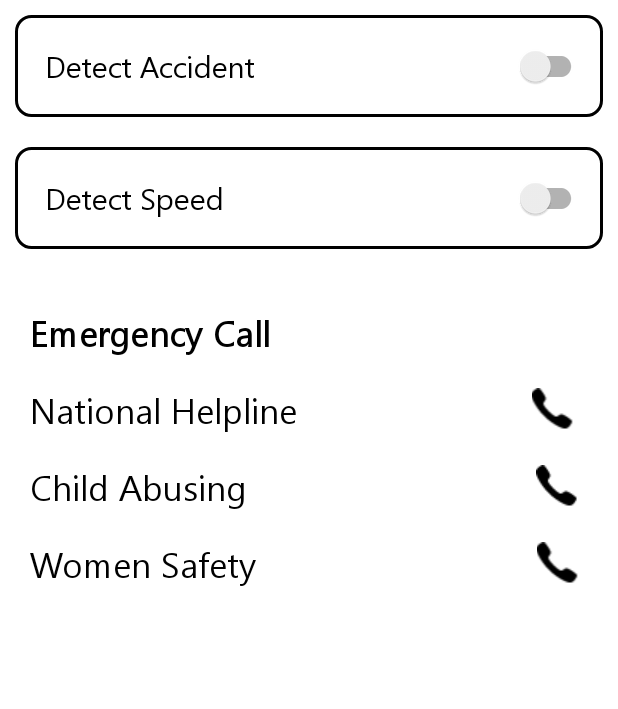
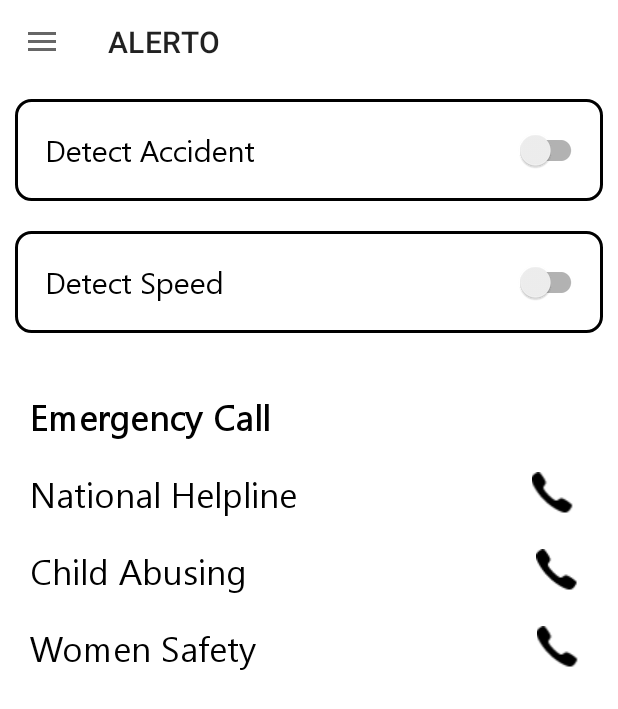
Before and after one commit to Anik-Chakraborty/Alerto, an Android app: the screen it shows after launch (user_home), on a phone screen of 412 x 824 dp. Shown: the top 709 px of the screen. Run offline under Robolectric (Android 15) with nearby library versions, the phone set to English and light mode, and no system bars.

Commit message:
Alerto Version 1.0 add navigation drawer and alert sound

```diff
--- a/app/src/main/java/com/example/alerto/user_home.java
+++ b/app/src/main/java/com/example/alerto/user_home.java
@@ -1,9 +1,14 @@
 package com.example.alerto;
 
+import androidx.annotation.NonNull;
+import androidx.appcompat.app.ActionBarDrawerToggle;
 import androidx.appcompat.app.AppCompatActivity;
 import androidx.appcompat.widget.SwitchCompat;
+import androidx.appcompat.widget.Toolbar;
 import androidx.constraintlayout.widget.ConstraintLayout;
 import androidx.core.app.ActivityCompat;
+import androidx.core.view.GravityCompat;
+import androidx.drawerlayout.widget.DrawerLayout;
 import androidx.localbroadcastmanager.content.LocalBroadcastManager;
 
 import android.Manifest;
@@ -22,12 +27,15 @@ import android.location.LocationManager;
 import android.os.Build;
 import android.os.Bundle;
 import android.util.Log;
+import android.view.MenuItem;
 import android.view.View;
 import android.widget.Button;
 import android.widget.CompoundButton;
 import android.widget.LinearLayout;
 import android.widget.TextView;
 import android.widget.Toast;
+
+import com.google.android.material.navigation.NavigationView;
 
 public class user_home extends AppCompatActivity implements LocationListener {
 
@@ -39,6 +47,9 @@ public class user_home extends AppCompatActivity implements LocationListener {
     LocationManager locationManager;
     ConstraintLayout accident_dialog, speed_dialog;
     LinearLayout respondDialog;
+    DrawerLayout drawerLayout;
+    NavigationView navigationView;
+    Toolbar toolbar;
     Button accident_dialog_help_btn, accident_dialog_ok_btn, respond_ok_btn;
     boolean checkSpeed=false;
 
@@ -313,6 +324,10 @@ public class user_home extends AppCompatActivity implements LocationListener {
         respond_ok_btn = findViewById(R.id.respond_ok_btn);
         check = findViewById(R.id.check);
 
+        drawerLayout = findViewById(R.id.drawerLayout);
+        navigationView = findViewById(R.id.navigation_view);
+        toolbar = findViewById(R.id.toolbar);
+
         if(isMyServiceRunning(G_Force_Counter.class)){
             detectAccidentSwitch.setChecked(true);
         }
@@ -328,6 +343,42 @@ public class user_home extends AppCompatActivity implements LocationListener {
         });
 
 
+        setSupportActionBar(toolbar);
+        ActionBarDrawerToggle toggle = new ActionBarDrawerToggle(
+                this, drawerLayout, toolbar, R.string.OpenDrawer, R.string.CloseDrawer);
+        drawerLayout.addDrawerListener(toggle);
+
+        toggle.syncState();
+
+        navigationView.setNavigationItemSelectedListener(new NavigationView.OnNavigationItemSelectedListener() {
+            @Override
+            public boolean onNavigationItemSelected(@NonNull MenuItem item) {
+                int id = item.getItemId();
+
+                if(id==R.id.profile){
+//                    Intent intent = new Intent(user_home.this, ProfileActivity.class);
+//                    startActivity(intent);
+                    Toast.makeText(user_home.this, "Profile", Toast.LENGTH_SHORT).show();
+
+                } else if (id == R.id.about) {
+//                    Intent intent = new Intent(user_home.this, AboutActivity.class);
+//                    startActivity(intent);
+                    Toast.makeText(user_home.this, "About", Toast.LENGTH_SHORT).show();
+                } else if (id == R.id.feedback) {
+//                    Intent intent = new Intent(user_home.this, FeedBackActivity.class);
+//                    startActivity(intent);
+                    Toast.makeText(user_home.this, "FeedBack", Toast.LENGTH_SHORT).show();
+                } else{
+//                    Intent intent = new Intent(user_home.this, LogOutActivity.class);
+//                    startActivity(intent);
+                    Toast.makeText(user_home.this, "Log Out", Toast.LENGTH_SHORT).show();
+                }
+
+                drawerLayout.closeDrawer(GravityCompat.START);
+
+                return true;
+            }
+        });
 
         accident_dialog_ok_btn.setOnClickListener(new View.OnClickListener() {
             @Override
@@ -478,6 +529,15 @@ public class user_home extends AppCompatActivity implements LocationListener {
     }
 
     @Override
+    public void onBackPressed(){
+        if(drawerLayout.isDrawerOpen(GravityCompat.START)){
+            drawerLayout.closeDrawer(GravityCompat.START);
+        } else {
+            super.onBackPressed();
+        }
+    }
+
+    @Override
     public void onStatusChanged(String provider, int status, Bundle extras) {
 
     }
--- /dev/null
+++ b/app/src/main/res/drawable/about_app_icon.xml
@@ -0,0 +1,5 @@
+<vector android:height="24dp" android:tint="#000000"
+    android:viewportHeight="24" android:viewportWidth="24"
+    android:width="24dp" xmlns:android="http://schemas.android.com/apk/res/android">
+    <path android:fillColor="@android:color/white" android:pathData="M14,2L6,2c-1.1,0 -1.99,0.9 -1.99,2L4,20c0,1.1 0.89,2 1.99,2L18,22c1.1,0 2,-0.9 2,-2L20,8l-6,-6zM16,18L8,18v-2h8v2zM16,14L8,14v-2h8v2zM13,9L13,3.5L18.5,9L13,9z"/>
+</vector>
--- /dev/null
+++ b/app/src/main/res/drawable/user_feedback_icon.xml
@@ -0,0 +1,5 @@
+<vector android:height="24dp" android:tint="#000000"
+    android:viewportHeight="24" android:viewportWidth="24"
+    android:width="24dp" xmlns:android="http://schemas.android.com/apk/res/android">
+    <path android:fillColor="@android:color/white" android:pathData="M3,10h11v2H3V10zM3,8h11V6H3V8zM3,16h7v-2H3V16zM18.01,12.87l0.71,-0.71c0.39,-0.39 1.02,-0.39 1.41,0l0.71,0.71c0.39,0.39 0.39,1.02 0,1.41l-0.71,0.71L18.01,12.87zM17.3,13.58l-5.3,5.3V21h2.12l5.3,-5.3L17.3,13.58z"/>
+</vector>
--- /dev/null
+++ b/app/src/main/res/drawable/user_logout_icon.xml
@@ -0,0 +1,5 @@
+<vector android:height="24dp" android:tint="#000000"
+    android:viewportHeight="24" android:viewportWidth="24"
+    android:width="24dp" xmlns:android="http://schemas.android.com/apk/res/android">
+    <path android:fillColor="@android:color/white" android:pathData="M11,7L9.6,8.4l2.6,2.6H2v2h10.2l-2.6,2.6L11,17l5,-5L11,7zM20,19h-8v2h8c1.1,0 2,-0.9 2,-2V5c0,-1.1 -0.9,-2 -2,-2h-8v2h8V19z"/>
+</vector>
--- /dev/null
+++ b/app/src/main/res/drawable/user_profile_icon.xml
@@ -0,0 +1,5 @@
+<vector android:height="24dp" android:tint="#000000"
+    android:viewportHeight="24" android:viewportWidth="24"
+    android:width="24dp" xmlns:android="http://schemas.android.com/apk/res/android">
+    <path android:fillColor="@android:color/white" android:pathData="M12,2C6.48,2 2,6.48 2,12s4.48,10 10,10s10,-4.48 10,-10S17.52,2 12,2zM12,6c1.93,0 3.5,1.57 3.5,3.5S13.93,13 12,13s-3.5,-1.57 -3.5,-3.5S10.07,6 12,6zM12,20c-2.03,0 -4.43,-0.82 -6.14,-2.88C7.55,15.8 9.68,15 12,15s4.45,0.8 6.14,2.12C16.43,19.18 14.03,20 12,20z"/>
+</vector>
--- a/app/src/main/res/layout/activity_user_home.xml
+++ b/app/src/main/res/layout/activity_user_home.xml
@@ -1,12 +1,41 @@
 <?xml version="1.0" encoding="utf-8"?>
-<LinearLayout xmlns:android="http://schemas.android.com/apk/res/android"
+<androidx.drawerlayout.widget.DrawerLayout xmlns:android="http://schemas.android.com/apk/res/android"
     xmlns:app="http://schemas.android.com/apk/res-auto"
     xmlns:tools="http://schemas.android.com/tools"
     android:orientation="vertical"
+    android:fitsSystemWindows="true"
+    tools:openDrawer="start"
+    android:id="@+id/drawerLayout"
     android:layout_width="match_parent"
     android:layout_height="match_parent"
     android:gravity="center_horizontal"
     tools:context=".user_home">
+
+
+
+    <com.google.android.material.navigation.NavigationView
+        android:layout_width="wrap_content"
+        android:layout_height="match_parent"
+        android:layout_gravity="start"
+        android:fitsSystemWindows="true"
+        android:id="@+id/navigation_view"
+        app:headerLayout="@layout/header_layout"
+        app:menu="@menu/navigation_drawer_menu"
+        />
+
+    <ScrollView
+        android:layout_width="match_parent"
+        android:layout_height="wrap_content">
+
+        <LinearLayout
+            android:layout_width="match_parent"
+            android:layout_height="match_parent"
+            android:gravity="center_horizontal"
+            android:orientation="vertical">
+
+            <include layout="@layout/app_bar_main"
+                android:layout_width="match_parent"
+                android:layout_height="match_parent"/>
 
             <LinearLayout
                 android:layout_width="match_parent"
@@ -29,6 +58,7 @@
 
                 <androidx.appcompat.widget.SwitchCompat
                     android:id="@+id/detectAccident"
+                    app:theme="@style/Color1SwitchStyle"
                     android:layout_weight="0.2"
                     android:layout_width="wrap_content"
                     android:layout_height="wrap_content"/>
@@ -55,11 +85,11 @@
 
                 <androidx.appcompat.widget.SwitchCompat
                     android:id="@+id/detectSpeed"
+                    app:theme="@style/Color1SwitchStyle"
                     android:layout_weight="0.2"
                     android:layout_width="wrap_content"
                     android:layout_height="wrap_content"/>
             </LinearLayout>
-
 
             <androidx.constraintlayout.widget.ConstraintLayout
                 android:id="@+id/accident_dialog"
@@ -164,7 +194,6 @@
                     app:layout_constraintStart_toStartOf="parent"
                     app:layout_constraintTop_toTopOf="parent" />
             </androidx.constraintlayout.widget.ConstraintLayout>
-
 
             <androidx.constraintlayout.widget.ConstraintLayout
                 android:id="@+id/spped_dialog"
@@ -306,8 +335,6 @@
                     app:layout_constraintEnd_toEndOf="parent" />
             </LinearLayout>
 
-
-
             <LinearLayout
                 android:orientation="vertical"
                 android:layout_width="match_parent"
@@ -405,5 +432,8 @@
                 </LinearLayout>
 
             </LinearLayout>
+        </LinearLayout>
+    </ScrollView>
 
-</LinearLayout>
+
+</androidx.drawerlayout.widget.DrawerLayout>
--- /dev/null
+++ b/app/src/main/res/layout/app_bar_main.xml
@@ -0,0 +1,23 @@
+<?xml version="1.0" encoding="utf-8"?>
+<LinearLayout
+    xmlns:android="http://schemas.android.com/apk/res/android"
+    android:layout_width="match_parent"
+    android:layout_height="match_parent"
+    android:orientation="vertical">
+
+    <com.google.android.material.appbar.AppBarLayout
+        android:layout_width="match_parent"
+        android:layout_height="wrap_content"
+        android:background="@color/white">
+
+        <androidx.appcompat.widget.Toolbar
+            android:id="@+id/toolbar"
+            android:layout_width="match_parent"
+            android:layout_height="wrap_content"/>
+
+
+    </com.google.android.material.appbar.AppBarLayout>
+
+<!--    <include layout="@layout/content_main"/>-->
+
+</LinearLayout>
--- /dev/null
+++ b/app/src/main/res/menu/navigation_drawer_menu.xml
@@ -0,0 +1,21 @@
+<?xml version="1.0" encoding="utf-8"?>
+<menu xmlns:android="http://schemas.android.com/apk/res/android">
+    <item
+        android:id="@+id/profile"
+        android:title="Profile"
+        android:icon="@drawable/user_profile_icon"/>
+    <item
+        android:id="@+id/about"
+        android:title="About"
+        android:icon="@drawable/about_app_icon"/>
+    <item
+        android:id="@+id/feedback"
+        android:title="Feed Back"
+        android:icon="@drawable/user_feedback_icon"/>
+    <item
+        android:id="@+id/logout"
+        android:title="Logout"
+        android:icon="@drawable/user_logout_icon"/>
+
+
+</menu>
--- a/app/src/main/res/values/strings.xml
+++ b/app/src/main/res/values/strings.xml
@@ -2,6 +2,8 @@
     <string name="app_name">ALERTO</string>
     <string name="login_btn">Log in</string>
     <string name="Proceed">Proceed</string>
+    <string name="OpenDrawer">Open Navigation Drawer</string>
+    <string name="CloseDrawer">Close Navigation Drawer</string>
     <string name="register">Don\'t have an account?</string>
     <string name="reg_btn"><u>Register</u></string>
 </resources>
--- a/app/src/main/res/values/themes.xml
+++ b/app/src/main/res/values/themes.xml
@@ -33,4 +33,8 @@
         <item name="textFillColor">@color/black</item>
         <item name="android:textCursorDrawable">@drawable/edit_text_cursor</item>
     </style>
+    <style name="Color1SwitchStyle">
+        <item name="colorControlActivated">@color/red</item>
+    </style>
+
 </resources>
```
Also changed, not shown: app/src/main/java/com/example/alerto/G_Force_Counter.java (+34 -1 lines), app/src/main/res/layout/content_main.xml (added, +11 -0 lines), app/src/main/res/layout/header_layout.xml (added, +32 -0 lines), app/src/main/res/drawable/menu_icon.png (added), 1 other file. Lines whose indentation alone changed are shown as unchanged.
